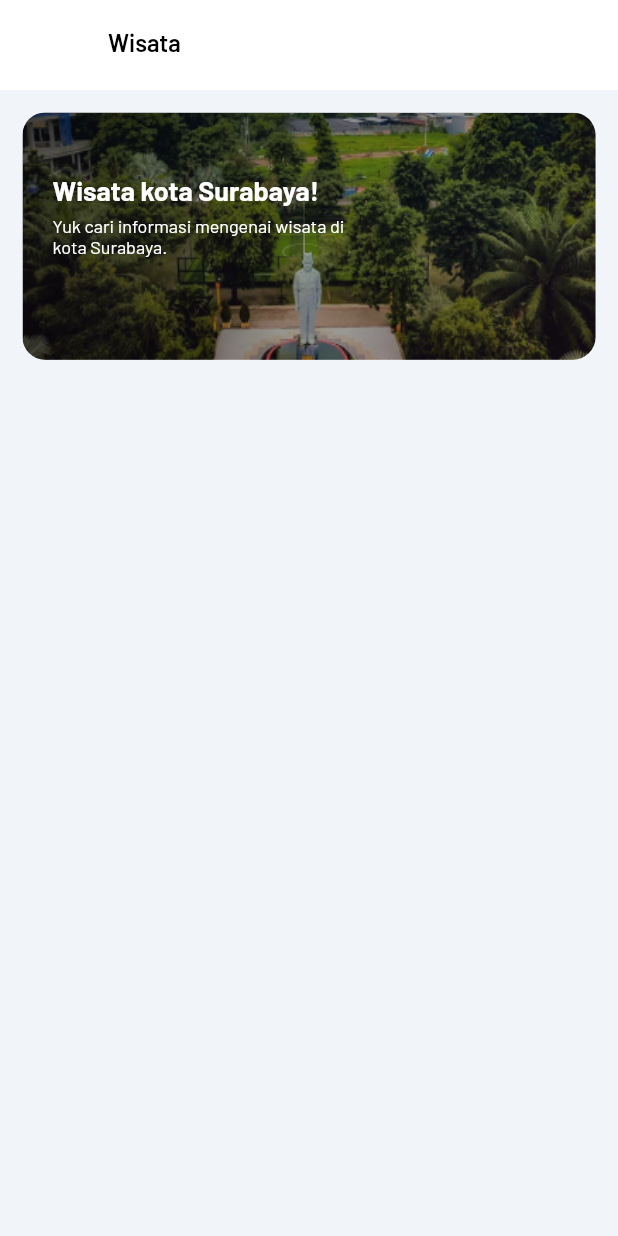
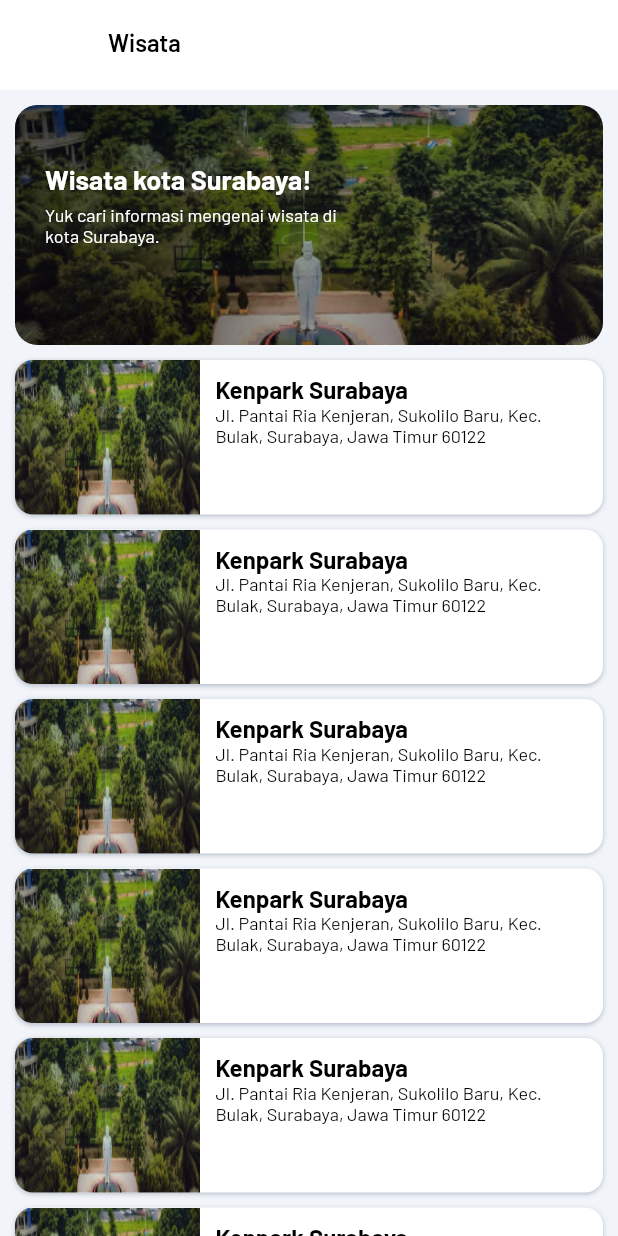
Before and after one commit to AutoCodeTeam/suranect, a Flutter app: the WisataScreen screen opened by its route, on a phone screen of 412 x 824 dp. Run offline on Flutter 3.47's test engine with Material 2 defaults, Android fonts, the phone set to English and light mode, and no system bars; our stand-ins replace bloc, carousel_slider, dartz, dio, dots_indicator, equatable and 10 more; accounts and stored records are empty.

Commit message:
completed ui wisata screen

```diff
--- a/lib/features/wisata/presentation/pages/wisata_screen.dart
+++ b/lib/features/wisata/presentation/pages/wisata_screen.dart
@@ -1,6 +1,7 @@
 import 'package:flutter/material.dart';
 import 'package:suranect/app/routes/route_utils.dart';
 import 'package:suranect/core/theme/app_colors.dart';
+import 'package:suranect/core/theme/app_shadow.dart';
 import 'package:suranect/core/widgets/base_app_bar.dart';
 import 'package:suranect/core/widgets/base_body_page.dart';
 import 'package:suranect/features/wisata/presentation/widgets/card_wisata_header.dart';
@@ -13,27 +14,97 @@ class WisataScreen extends StatefulWidget {
 }
 
 class _WisataScreenState extends State<WisataScreen> {
+  ScrollController scrollController = ScrollController();
+
   @override
   Widget build(BuildContext context) {
     return Scaffold(
       appBar: BaseAppBar(title: PAGES.wisata.screenTitle),
-      body: const BaseBodyPage(
+      body: BaseBodyPage(
+        onLoadNextPage: () {},
+        scrollController: scrollController,
+        onRefresh: () async {},
         children: [
-          SliverFillRemaining(
-            hasScrollBody: false,
-            child: Padding(
-              padding: EdgeInsets.all(15.0),
-              child: Column(
-                mainAxisAlignment: MainAxisAlignment.start,
-                crossAxisAlignment: CrossAxisAlignment.start,
-                children: [
-                  CardWisataHeader(),
-                ],
+          SliverPersistentHeader(
+            delegate: CardWisataHeader(),
+          ),
+          SliverList.separated(
+            itemBuilder: (context, index) => const Padding(
+              padding: EdgeInsets.symmetric(horizontal: 10),
+              child: CardWisata(
+                image: 'assets/images/taman_apsari_img.png',
+                title: "Kenpark Surabaya",
+                address:
+                    "Jl. Pantai Ria Kenjeran, Sukolilo Baru, Kec. Bulak, Surabaya, Jawa Timur 60122",
               ),
             ),
+            separatorBuilder: (context, index) => const SizedBox(
+              height: 10,
+            ),
+            itemCount: 10,
           )
         ],
       ),
     );
   }
 }
+
+class CardWisata extends StatelessWidget {
+  final String image;
+  final String title;
+  final String address;
+
+  const CardWisata(
+      {super.key,
+      required this.image,
+      required this.title,
+      required this.address});
+
+  @override
+  Widget build(BuildContext context) {
+    return Container(
+      height: MediaQuery.of(context).size.height * 0.125,
+      width: MediaQuery.of(context).size.width,
+      decoration: BoxDecoration(
+        borderRadius: const BorderRadius.all(Radius.circular(12)),
+        boxShadow: [
+          AppShadow.sShadow,
+        ],
+        color: AppColors.white,
+      ),
+      child: ClipRRect(
+        borderRadius: const BorderRadius.all(Radius.circular(12)),
+        child: Row(
+          children: [
+            SizedBox(
+              width: MediaQuery.of(context).size.width * 0.3,
+              height: MediaQuery.of(context).size.height * 0.125,
+              child: Image.asset(
+                image,
+                fit: BoxFit.fill,
+              ),
+            ),
+            Expanded(
+              child: Padding(
+                padding: const EdgeInsets.all(10.0),
+                child: Column(
+                  crossAxisAlignment: CrossAxisAlignment.start,
+                  children: [
+                    Text(
+                      title,
+                      style: Theme.of(context).textTheme.headlineMedium,
+                    ),
+                    Text(
+                      address,
+                      style: Theme.of(context).textTheme.bodyLarge,
+                    ),
+                  ],
+                ),
+              ),
+            )
+          ],
+        ),
+      ),
+    );
+  }
+}
--- a/lib/features/wisata/presentation/widgets/card_wisata_header.dart
+++ b/lib/features/wisata/presentation/widgets/card_wisata_header.dart
@@ -1,12 +1,23 @@
 import 'package:flutter/material.dart';
 import 'package:suranect/core/theme/app_colors.dart';
 
-class CardWisataHeader extends StatelessWidget {
-  const CardWisataHeader({super.key});
+class CardWisataHeader extends SliverPersistentHeaderDelegate {
+  @override
+  double get maxExtent => 180;
 
   @override
-  Widget build(BuildContext context) {
-    return Stack(
+  double get minExtent => 180;
+
+  @override
+  bool shouldRebuild(covariant SliverPersistentHeaderDelegate oldDelegate) =>
+      oldDelegate.maxExtent != maxExtent || oldDelegate.minExtent != minExtent;
+
+  @override
+  Widget build(
+      BuildContext context, double shrinkOffset, bool overlapsContent) {
+    return Padding(
+      padding: const EdgeInsets.all(10),
+      child: Stack(
         alignment: Alignment.centerLeft,
         children: [
           Container(
@@ -66,6 +77,7 @@ class CardWisataHeader extends StatelessWidget {
             ),
           ),
         ],
+      ),
     );
   }
 }
```
Lines whose indentation alone changed are shown as unchanged.
